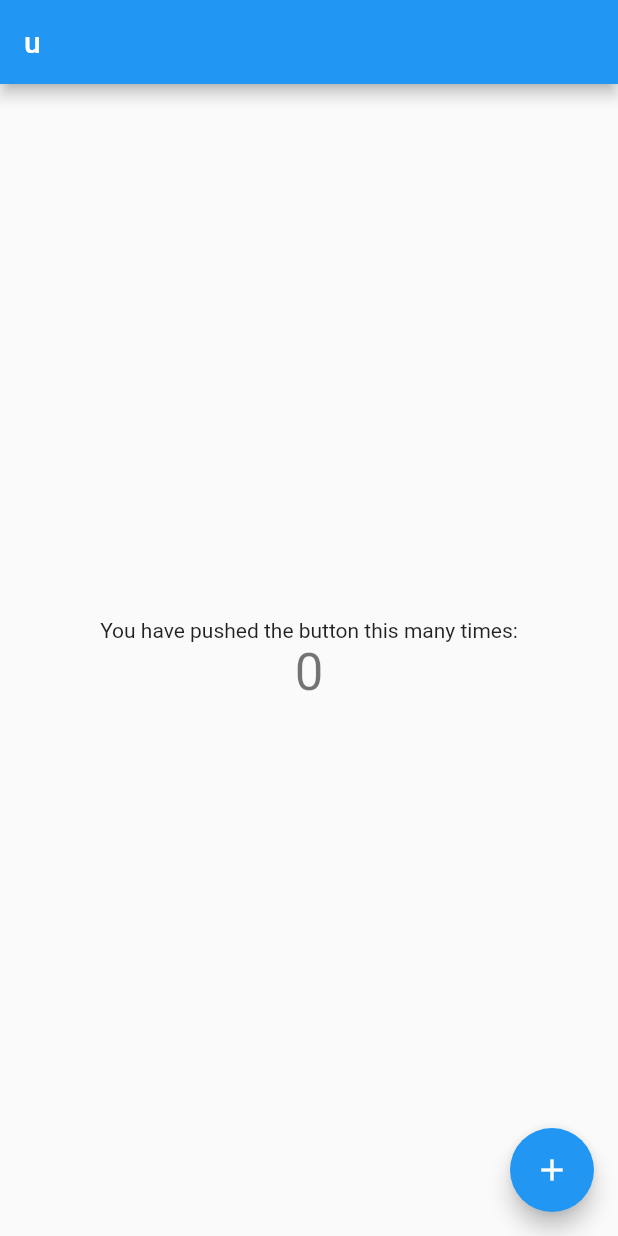
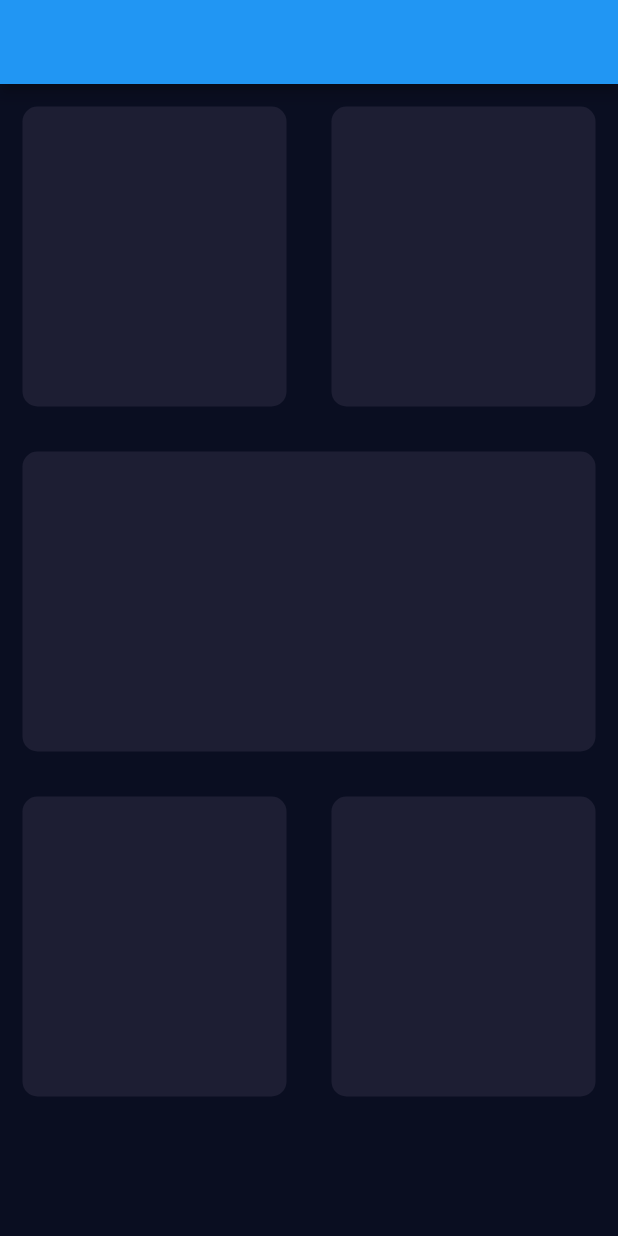
Before and after one commit to gav974/start, a Flutter app: the screen it shows after launch, on a phone screen of 412 x 824 dp. Run offline on Flutter 3.47's test engine with Material 2 defaults, Android fonts, the phone set to English and light mode, and no system bars.

Commit message:
2 -interface

```diff
--- a/lib/main.dart
+++ b/lib/main.dart
@@ -7,16 +7,21 @@ void main() {
 class MyApp extends StatelessWidget {
   const MyApp({Key? key}) : super(key: key);
 
-  // This widget is the root of your application.
+
   @override
   Widget build(BuildContext context) {
     return MaterialApp(
       debugShowCheckedModeBanner: false,
       title: 'Calculateur IMC',
+      home:  const MyHomePage(),
       theme: ThemeData(
-        primarySwatch: ,
-      ),
-      home:  const MyHomePage(),
+        primaryColor: const Color(0xff0a0e21),
+        scaffoldBackgroundColor: const Color(0xff0a0e21),
+        buttonTheme: ButtonThemeData(
+          buttonColor: Colors.purple,
+        ),
+        ),
+
     );
   }
 }
--- a/lib/vue/homescreen.dart
+++ b/lib/vue/homescreen.dart
@@ -1,67 +1,139 @@
 import 'package:flutter/material.dart';
 
-
-
+Color colorTheme = const Color(0xff0a0e21);
 
 
 class MyHomePage extends StatefulWidget {
   const MyHomePage({Key? key }) : super(key: key);
-
-  // This widget is the home page of your application. It is stateful, meaning
-  // that it has a State object (defined below) that contains fields that affect
-  // how it looks.
-
-  // This class is the configuration for the state. It holds the values (in this
-  // case the title) provided by the parent (in this case the App widget) and
-  // used by the build method of the State. Fields in a Widget subclass are
-  // always marked "final".
-
-
 
   @override
   State<MyHomePage> createState() => _MyHomePageState();
 }
 
 class _MyHomePageState extends State<MyHomePage> {
-  int _counter = 0;
-
-  void _incrementCounter() {
-    setState(() {
-      // This call to setState tells the Flutter framework that something has
-      // changed in this State, which causes it to rerun the build method below
-      // so that the display can reflect the updated values. If we changed
-      // _counter without calling setState(), then the build method would not be
-      // called again, and so nothing would appear to happen.
-      _counter++;
-    });
-  }
-
   @override
   Widget build(BuildContext context) {
 
+
     return Scaffold(
-      appBar: AppBar(
-        title: Text('u'),
+      appBar:AppBar(),
+      body: firstSection(),
+    );
+  }
+
+  /*--------------------- AppBar ------------------*/
+  appBar(){
+    return AppBar(
+      backgroundColor: colorTheme,
+      leading: IconButton(
+        icon: Icon(Icons.menu,
+          color: Colors.white, ),
+        onPressed: null,
       ),
-      body: Center(
-        child: Column(
-          mainAxisAlignment: MainAxisAlignment.center,
-          children: <Widget>[
-            const Text(
-              'You have pushed the button this many times:',
+      title: Align(
+        child: Text('IMC APP'),
+        alignment: Alignment.center,
+      ),
+
+    );
+
+    /*--------------------EndAppBAr---------------------------*/
+  }
+}
+
+/**************************** premiere section ****************************/
+
+class firstSection extends StatefulWidget {
+  const firstSection({Key? key}) : super(key: key);
+
+  @override
+  _firstSectionState createState() => _firstSectionState();
+}
+
+class _firstSectionState extends State<firstSection> {
+  @override
+  Widget build(BuildContext context) {
+    return SafeArea(
+        child:Column(
+          children: [
+            Row(
+              children: [
+                Expanded(
+                  flex: 1,
+                    child:Container(
+
+                        height : 200.0,
+                        width:170.0,
+                        margin : EdgeInsets.all(15.0),
+                        decoration: BoxDecoration(
+                            borderRadius:BorderRadius.circular(10.0),
+                            color: const Color(0xFF1D1E33)
+                        ),
+                    ),
+                ),
+                Expanded(
+                  flex: 1,
+                  child:Container(
+
+                    height : 200.0,
+                    width:170.0,
+                    margin : EdgeInsets.all(15.0),
+                    decoration: BoxDecoration( borderRadius:BorderRadius.circular(10.0),
+                        color: const Color(0xFF1D1E33)
+                    ),
+                  ),
+                ),
+              ],
             ),
-            Text(
-              '$_counter',
-              style: Theme.of(context).textTheme.headline4,
+            Row(
+              children: [
+                Expanded(
+                  flex: 1,
+                  child:Container(
+                    height : 200.0,
+                    width:170.0,
+                    margin : EdgeInsets.all(15.0),
+                    decoration: BoxDecoration( borderRadius:BorderRadius.circular(10.0),
+                        color: const Color(0xFF1D1E33)
+                    ),
+                  ),
+                ),
+              ],
+            ),
+            Row(
+              children: [
+                Expanded(
+                  flex: 1,
+                  child:Container(
+
+                    height : 200.0,
+                    width:170.0,
+                    margin : EdgeInsets.all(15.0),
+                    decoration: BoxDecoration(
+                        borderRadius:BorderRadius.circular(10.0),
+                        color: const Color(0xFF1D1E33)
+                    ),
+                  ),
+                ),
+                Expanded(
+                  flex: 1,
+                  child:Container(
+
+                    height : 200.0,
+                    width:170.0,
+                    margin : EdgeInsets.all(15.0),
+                    decoration: BoxDecoration( borderRadius:BorderRadius.circular(10.0),
+                        color: const Color(0xFF1D1E33)
+                    ),
+                  ),
+                ),
+              ],
             ),
           ],
-        ),
-      ),
-      floatingActionButton: FloatingActionButton(
-        onPressed: _incrementCounter,
-        tooltip: 'Increment',
-        child: const Icon(Icons.add),
-      ), // This trailing comma makes auto-formatting nicer for build methods.
+
+
+
+        )
     );
   }
 }
```
